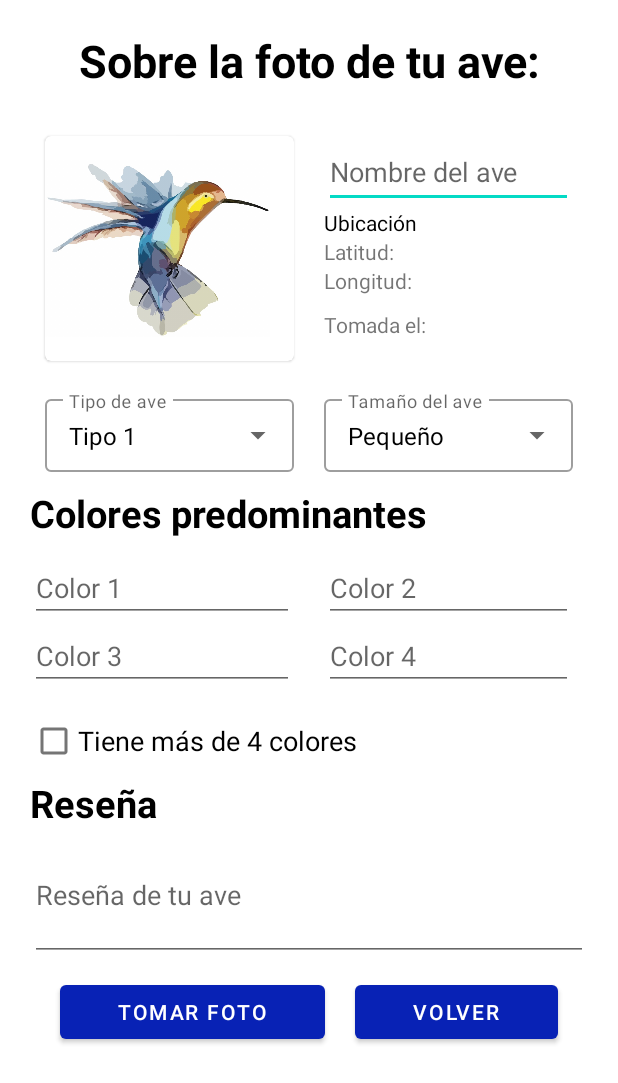
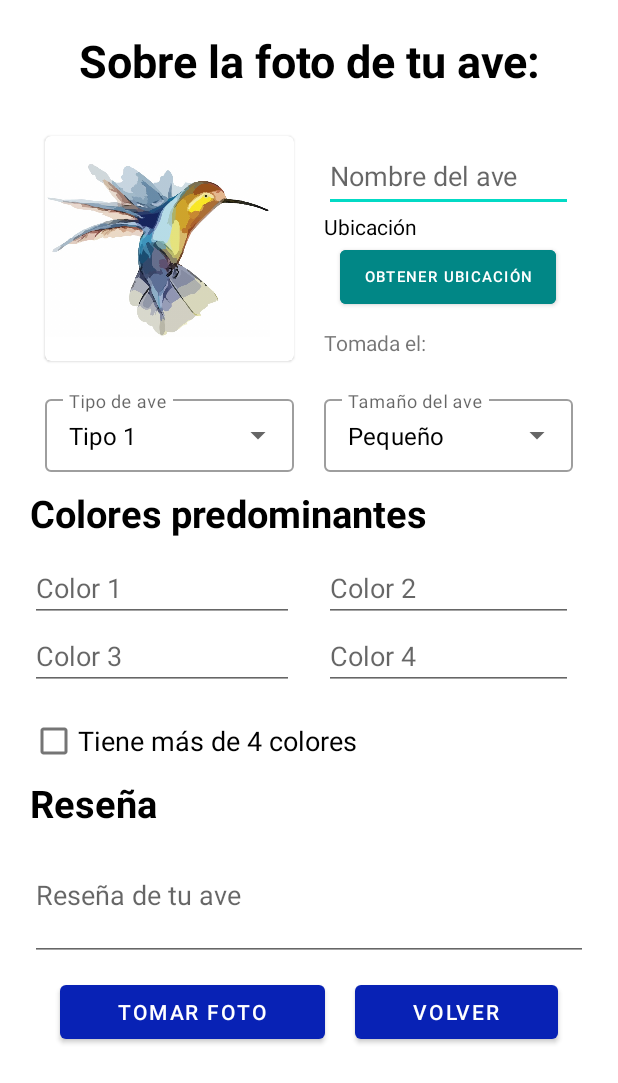
Before and after one commit to FabianAponte/PajareandoAndo, an Android app: the MainActivity screen opened directly, with no data from a screen before it, after a tap on "REGISTRAR", on a phone screen of 412 x 824 dp. Shown: the top 1083 px of the screen. Run offline under Robolectric (Android 15) with nearby library versions, the light colour scheme and no system bars.

Commit message:
se agrega logica para obtener latitud y longitud

```diff
--- a/app/build.gradle
+++ b/app/build.gradle
@@ -31,6 +31,7 @@ dependencies {
     implementation 'androidx.appcompat:appcompat:1.2.0'
     implementation 'com.google.android.material:material:1.3.0'
     implementation 'androidx.constraintlayout:constraintlayout:2.0.4'
+    implementation 'com.google.android.gms:play-services-location:18.0.0'
     testImplementation 'junit:junit:4.+'
     androidTestImplementation 'androidx.test.ext:junit:1.1.2'
     androidTestImplementation 'androidx.test.espresso:espresso-core:3.3.0'
--- a/app/src/main/AndroidManifest.xml
+++ b/app/src/main/AndroidManifest.xml
@@ -13,6 +13,9 @@
     <uses-permission
         android:name="android.permission.Read_EXTERNAL_STORAGE"
         android:required="true" />
+
+    <uses-permission android:name="android.permission.ACCESS_FINE_LOCATION"/>
+    <uses-permission android:name="android.permission.ACCESS_COARSE_LOCATION"/>
 
     <application
         android:allowBackup="true"
--- a/app/src/main/java/com/example/pajareando/models/Database.java
+++ b/app/src/main/java/com/example/pajareando/models/Database.java
@@ -20,6 +20,9 @@ public class Database extends SQLiteOpenHelper {
             " color4 TEXT," +
             " moreColors TEXT," +
             " review TEXT," +
+            " longitud TEXT," +
+            " latitud TEXT," +
+            " photoDate TEXT," +
             " imagePath TEXT)";
 
     private static final String TABLE_USERS = "CREATE TABLE users (" +
--- a/app/src/main/res/layout/activity_bird_form.xml
+++ b/app/src/main/res/layout/activity_bird_form.xml
@@ -53,6 +53,7 @@
                 android:layout_width="match_parent"
                 android:layout_height="match_parent"
                 android:padding="@dimen/form_button_margin"
+                android:gravity="center"
                 android:layout_weight="1">
 
             <EditText
@@ -72,23 +73,35 @@
                     android:layout_height="wrap_content"
                     android:id="@+id/textView2" />
 
+            <Button
+                    android:text="@string/obtener_ubicacion"
+                    android:backgroundTint="@color/teal_700"
+                    android:textColor="@color/white"
+                    android:layout_width="wrap_content"
+                    android:layout_height="wrap_content"
+                    android:id="@+id/getUbication"
+                    android:onClick="getGps"
+                    android:textSize="10sp" />
+
             <TextView
                     android:text="@string/latitud"
                     android:layout_width="match_parent"
                     android:layout_height="wrap_content"
-                    android:id="@+id/textView6" />
+                    android:visibility="gone"
+                    android:id="@+id/latitud" />
 
             <TextView
                     android:text="@string/longitud"
                     android:layout_width="match_parent"
                     android:layout_height="wrap_content"
-                    android:id="@+id/textView7" />
+                    android:visibility="gone"
+                    android:id="@+id/longitud" />
 
             <TextView
                     android:text="@string/tomada_el"
                     android:layout_width="match_parent"
                     android:layout_height="wrap_content"
-                    android:id="@+id/textView8"
+                    android:id="@+id/photoDate"
                     android:layout_marginTop="@dimen/form_button_margin"
                     />
         </LinearLayout>
--- a/app/src/main/res/values/strings.xml
+++ b/app/src/main/res/values/strings.xml
@@ -37,6 +37,7 @@
     <string name="registrarse">Registrarse</string>
     <string name="solicitud_para_registrarse">¿No tiene usuario?¡Regístrese!</string>
     <string name="salir">Salir</string>
+    <string name="obtener_ubicacion">Obtener ubicación</string>
 
 
 </resources>
```
Also changed, not shown: app/src/main/java/com/example/pajareando/BirdFormActivity.java (+86 -14 lines), app/src/main/java/com/example/pajareando/models/Bird.java (+33 -16 lines).
